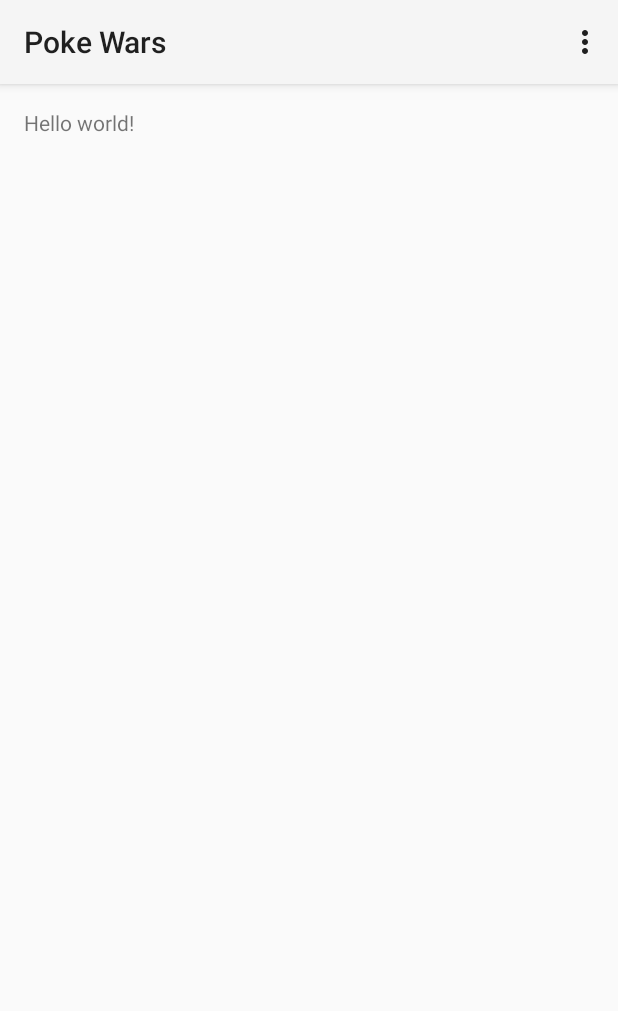
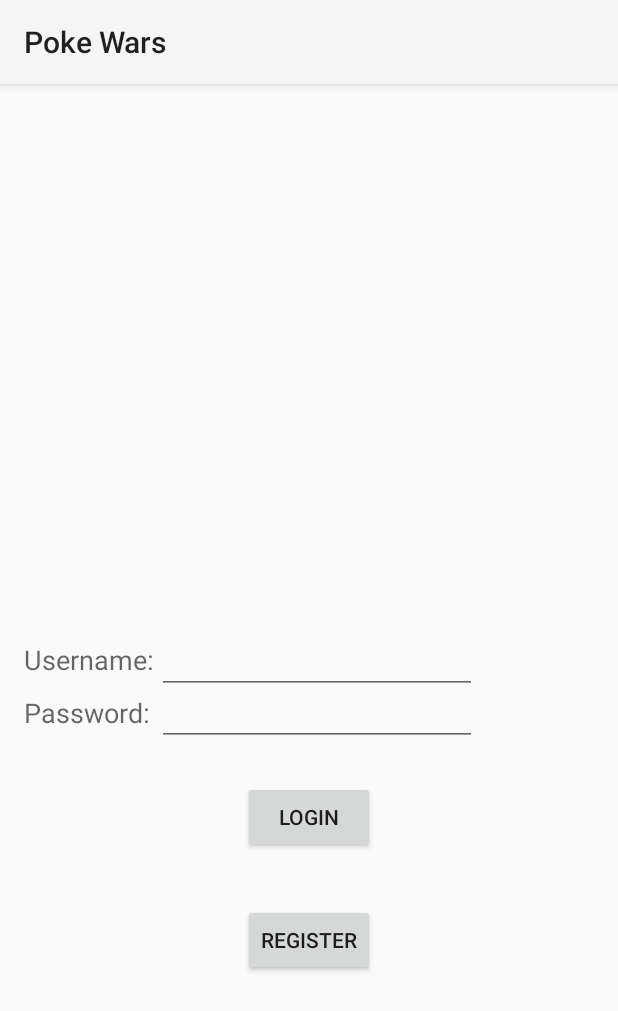
Before and after one commit to joanchen306/pokewars-2016, an Android app: the screen it shows after launch (HomeActivity before the commit, LoginActivity after it), on a phone screen of 412 x 824 dp. Shown: the top 1011 px of the screen. Run offline under Robolectric (Android 15) with nearby library versions, the phone set to English and light mode, and no system bars.

Commit message:
Created a login, registration, and home screen; app does not crash

```diff
--- a/app/build.gradle
+++ b/app/build.gradle
@@ -21,4 +21,5 @@ android {
 
 dependencies {
     compile fileTree(include: ['*.jar'], dir: 'libs')
+    compile 'com.google.android.gms:play-services-appindexing:8.1.0'
 }
--- /dev/null
+++ b/app/src/main/java/com/ddb/joanchen/pokewars/LoginActivity.java
@@ -0,0 +1,46 @@
+package com.ddb.joanchen.pokewars;
+
+import android.content.Intent;
+import android.net.Uri;
+import android.os.Bundle;
+import android.app.Activity;
+import android.view.View;
+import android.widget.Button;
+import android.widget.EditText;
+import android.widget.Toast;
+
+import com.google.android.gms.appindexing.Action;
+import com.google.android.gms.appindexing.AppIndex;
+import com.google.android.gms.common.api.GoogleApiClient;
+
+public class LoginActivity extends Activity {
+
+    @Override
+    protected void onCreate(Bundle savedInstanceState) {
+        super.onCreate(savedInstanceState);
+        setContentView(R.layout.activity_login);
+        Button loginButton = (Button) findViewById(R.id.LoginButton);
+        Button registerButton = (Button) findViewById(R.id.RegisterButton);
+    }
+
+
+    public void onClickLoginScreen(View view) {
+        Intent intent;
+            switch(view.getId()){
+            case R.id.LoginButton:
+                // gets username and password from edit boxes
+                final EditText username = (EditText) findViewById(R.id.Username);
+                final EditText password = (EditText) findViewById(R.id.Password);
+                // displays that the user logged in as the user
+                Toast.makeText(this, ("Logged in as " + username.getText().toString()), Toast.LENGTH_LONG).show();
+                // create intent for changing pages
+                startActivity(new Intent(this, HomeActivity.class));
+                break;
+            case R.id.RegisterButton:
+                // create intent for changing pages
+                startActivity(new Intent(this, RegisterActivity.class));
+                break;
+
+        }
+    }
+}
--- /dev/null
+++ b/app/src/main/res/layout/activity_login.xml
@@ -0,0 +1,77 @@
+<?xml version="1.0" encoding="utf-8"?>
+<RelativeLayout xmlns:android="http://schemas.android.com/apk/res/android"
+    xmlns:tools="http://schemas.android.com/tools"
+    android:layout_width="match_parent"
+    android:layout_height="match_parent"
+    android:paddingBottom="@dimen/activity_vertical_margin"
+    android:paddingLeft="@dimen/activity_horizontal_margin"
+    android:paddingRight="@dimen/activity_horizontal_margin"
+    android:paddingTop="@dimen/activity_vertical_margin"
+    tools:context="com.ddb.joanchen.pokewars.LoginActivity"
+    android:clickable="true"
+    android:onClick="onClickLoginScreen"
+    android:focusableInTouchMode="true"
+    android:id="@+id/LoginScreen">
+
+    <EditText
+        android:layout_width="wrap_content"
+        android:layout_height="wrap_content"
+        android:id="@+id/Username"
+        android:singleLine="false"
+        android:layout_centerVertical="true"
+        android:layout_alignEnd="@+id/Password"
+        android:layout_toEndOf="@+id/UsernameLabel" />
+
+    <EditText
+        android:layout_width="wrap_content"
+        android:layout_height="wrap_content"
+        android:inputType="textPassword"
+        android:ems="10"
+        android:id="@+id/Password"
+        android:password="true"
+        android:layout_toEndOf="@+id/UsernameLabel"
+        android:layout_below="@+id/UsernameLabel" />
+
+    <TextView
+        android:layout_width="wrap_content"
+        android:layout_height="wrap_content"
+        android:textAppearance="?android:attr/textAppearanceMedium"
+        android:text="Username: "
+        android:id="@+id/UsernameLabel"
+        android:linksClickable="false"
+        android:layout_centerVertical="true"
+        android:layout_alignEnd="@+id/PasswordLabel" />
+
+    <TextView
+        android:layout_width="wrap_content"
+        android:layout_height="wrap_content"
+        android:textAppearance="?android:attr/textAppearanceMedium"
+        android:text="Password: "
+        android:id="@+id/PasswordLabel"
+        android:textAlignment="gravity"
+        android:layout_below="@+id/Username"
+        android:layout_alignParentStart="true" />
+
+    <Button
+        android:layout_width="wrap_content"
+        android:layout_height="wrap_content"
+        android:text="Login"
+        android:id="@+id/LoginButton"
+        android:onClick="onClickLoginScreen"
+        android:nestedScrollingEnabled="false"
+        android:layout_marginTop="23dp"
+        android:layout_below="@+id/Password"
+        android:layout_centerHorizontal="true" />
+
+    <Button
+        android:layout_width="wrap_content"
+        android:layout_height="wrap_content"
+        android:text="Register"
+        android:id="@+id/RegisterButton"
+        android:onClick="onClickLoginScreen"
+        android:clickable="true"
+        android:layout_below="@+id/LoginButton"
+        android:layout_alignStart="@+id/LoginButton"
+        android:layout_marginTop="34dp" />
+
+</RelativeLayout>
--- a/app/src/main/res/values/strings.xml
+++ b/app/src/main/res/values/strings.xml
@@ -3,4 +3,6 @@
 
     <string name="hello_world">Hello world!</string>
     <string name="action_settings">Settings</string>
+    <string name="title_activity_login">LoginActivity</string>
+    <string name="title_activity_register">RegisterActivity</string>
 </resources>
```
Also changed, not shown: app/src/main/AndroidManifest.xml (+31 -4 lines), app/src/main/java/com/ddb/joanchen/pokewars/HomeActivity.java (+25 -0 lines), app/src/main/java/com/ddb/joanchen/pokewars/RegisterActivity.java (added, +33 -0 lines), app/src/main/res/layout/activity_home.xml (+11 -3 lines), app/src/main/res/layout/activity_register.xml (added, +77 -0 lines), 1 other file.
